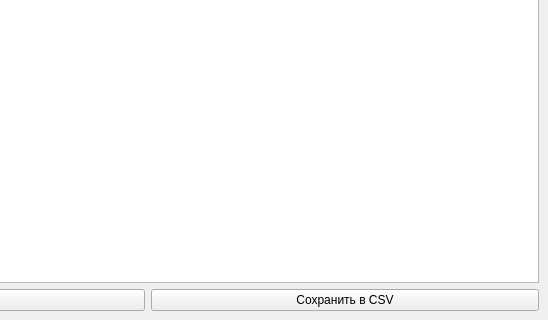
This is res/table.ui in ShawaCat/SUBD as Qt 5 draws it before an edit; both pictures show x 252 to 800 and y 280 to 600 of the 800 by 600 pixel window. The edited form follows.
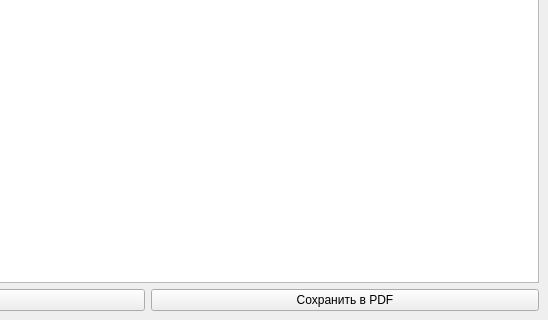
This is the edited form.

```diff
--- a/res/table.ui
+++ b/res/table.ui
@@ -25,7 +25,7 @@
     <item row="1" column="1">
      <widget class="QPushButton" name="save_btn">
       <property name="text">
-       <string>Сохранить в CSV</string>
+       <string>Сохранить в PDF</string>
       </property>
      </widget>
     </item>
```
